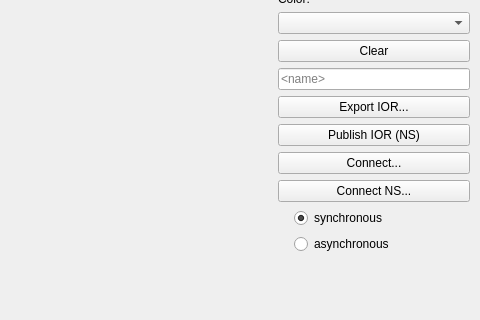
laplima/RemoteDraw, file mainwindow.ui: the form before one commit; both pictures show x 544 to 1024 and y 89 to 409 of the 1024 by 675 pixel window.
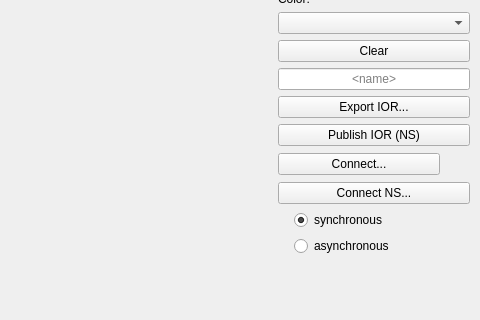
The form after the commit. Icons and pictures are not drawn. Custom widgets are drawn as their Qt base class.

The edit to the form file:
```diff
--- a/mainwindow.ui
+++ b/mainwindow.ui
@@ -128,6 +128,9 @@
          <property name="text">
           <string/>
          </property>
+         <property name="alignment">
+          <set>Qt::AlignCenter</set>
+         </property>
          <property name="placeholderText">
           <string>&lt;name&gt;</string>
          </property>
@@ -148,11 +151,43 @@
         </widget>
        </item>
        <item>
-        <widget class="QPushButton" name="connect_bt">
-         <property name="text">
-          <string>Connect...</string>
-         </property>
-        </widget>
+        <layout class="QHBoxLayout" name="horizontalLayout">
+         <item>
+          <widget class="QPushButton" name="connect_bt">
+           <property name="text">
+            <string>Connect...</string>
+           </property>
+          </widget>
+         </item>
+         <item>
+          <widget class="QLabel" name="cn_lb">
+           <property name="minimumSize">
+            <size>
+             <width>24</width>
+             <height>24</height>
+            </size>
+           </property>
+           <property name="maximumSize">
+            <size>
+             <width>24</width>
+             <height>24</height>
+            </size>
+           </property>
+           <property name="text">
+            <string/>
+           </property>
+           <property name="pixmap">
+            <pixmap resource="rdraw.qrc">:/rdi/rdi_connected.png</pixmap>
+           </property>
+           <property name="scaledContents">
+            <bool>true</bool>
+           </property>
+           <property name="alignment">
+            <set>Qt::AlignCenter</set>
+           </property>
+          </widget>
+         </item>
+        </layout>
        </item>
        <item>
         <widget class="QPushButton" name="pushButton_4">
```
Left out of the diff: 8 changed lines with no effect on the pictures.
